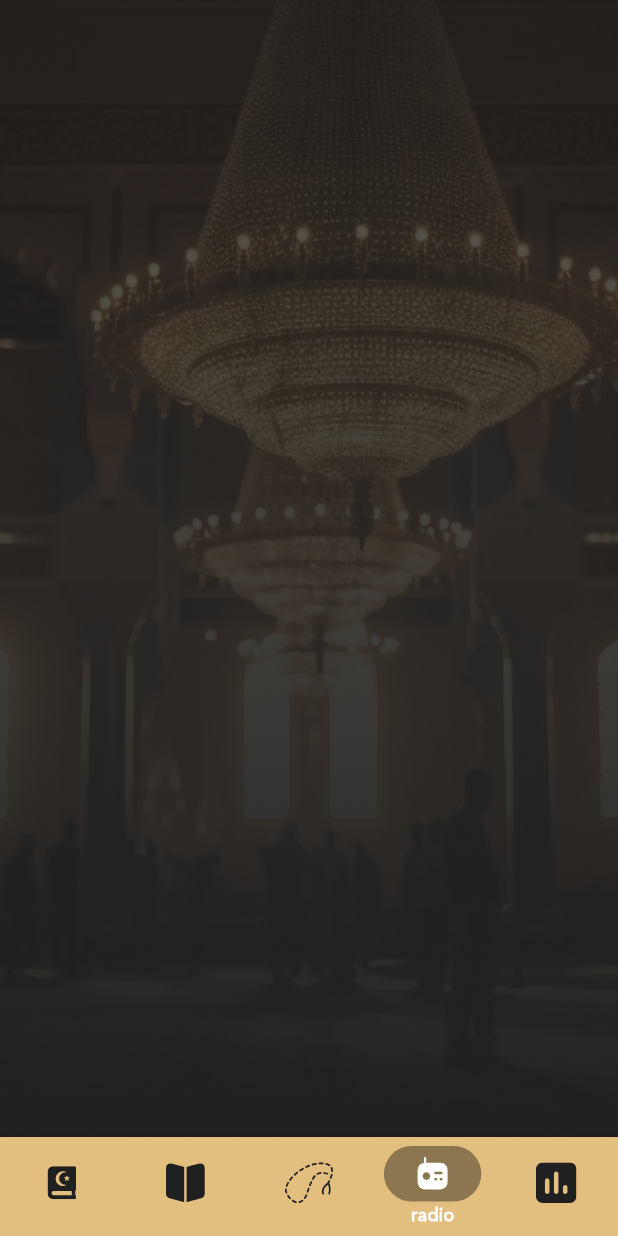
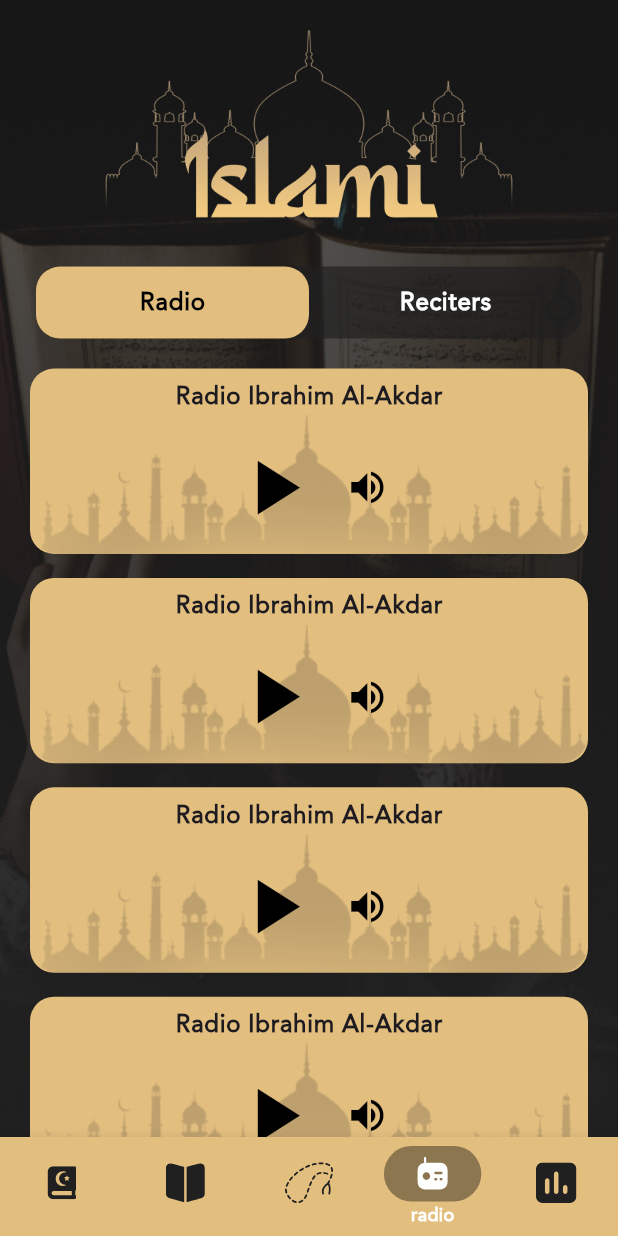
Before and after one commit to mazenAhmed999/Islami-App, a Flutter app: the Layoutview screen opened by its route, item 4 of the bottom bar chosen, on a phone screen of 412 x 824 dp. Run offline on Flutter 3.47's test engine with Material 3 defaults, Android fonts, the phone set to English and light mode, and no system bars; our stand-ins replace carousel_slider, flutter_bounceable, flutter_svg, introduction_screen, vector_graphics.

Commit message:
* finish radio ui

```diff
--- a/lib/QURAN/quran_details_veiw.dart
+++ b/lib/QURAN/quran_details_veiw.dart
@@ -84,7 +84,7 @@ class _QuranDetailsVeiwState extends State<QuranDetailsVeiw> {
 
   Future<void> _loadQuranText(String suraNumber) async {
     String quranText = await rootBundle.loadString(
-      "assets/files/Quran$suraNumber.txt",
+      "assets/files/Quran/$suraNumber.txt",
     );
     verses = quranText
         .split("\n")
--- a/lib/QURAN/quran_view.dart
+++ b/lib/QURAN/quran_view.dart
@@ -14,6 +14,7 @@ class QuranView extends StatefulWidget {
 }
 
 class _QuranViewState extends State<QuranView> {
+
   List<SuraData> suralist = [];
 
   List<String> arabicAuranSuras = [
@@ -406,6 +407,14 @@ class _QuranViewState extends State<QuranView> {
             Padding(
               padding: const EdgeInsetsGeometry.symmetric(horizontal: 20),
               child: TextField(
+                style: Theme
+                    .of(context)
+                    .textTheme
+                    .titleLarge
+                    ?.copyWith(color: Colors.white, fontFamily: 'Janna',),
+                textDirection: TextDirection.rtl,
+                textAlign: TextAlign.right,
+
                 decoration: InputDecoration(
                   enabledBorder: OutlineInputBorder(
                     borderSide: BorderSide(color: ColorPallete.primaryColor),
--- a/lib/core/gen/assets.gen.dart
+++ b/lib/core/gen/assets.gen.dart
@@ -112,6 +112,10 @@ class $AssetsImagesGen {
   AssetGenImage get hadithCardBackGround1 =>
       const AssetGenImage('assets/images/HadithCardBackGround 1.png');
 
+  /// File path: assets/images/Mask group.png
+  AssetGenImage get maskGroup =>
+      const AssetGenImage('assets/images/Mask group.png');
+
   /// File path: assets/images/SebhaBody 1.png
   AssetGenImage get sebhaBody1 =>
       const AssetGenImage('assets/images/SebhaBody 1.png');
@@ -156,6 +160,10 @@ class $AssetsImagesGen {
   AssetGenImage get radioBackground =>
       const AssetGenImage('assets/images/radio_background.png');
 
+  /// File path: assets/images/radio_line.png
+  AssetGenImage get radioLine =>
+      const AssetGenImage('assets/images/radio_line.png');
+
   /// File path: assets/images/sebha_alama.png
   AssetGenImage get sebhaAlama =>
       const AssetGenImage('assets/images/sebha_alama.png');
@@ -177,6 +185,7 @@ class $AssetsImagesGen {
     frame3,
     group28,
     hadithCardBackGround1,
+    maskGroup,
     sebhaBody1,
     splashScreen,
     hadethBackground,
@@ -188,6 +197,7 @@ class $AssetsImagesGen {
     imgRightCorner,
     quranBackground,
     radioBackground,
+    radioLine,
     sebhaAlama,
     sebhaBackground,
     timeBackground,
--- a/lib/core/theme/color_pallete.dart
+++ b/lib/core/theme/color_pallete.dart
@@ -4,4 +4,5 @@ abstract class ColorPallete {
   static const Color primaryColor = Color(0xffE2BE7F);
   static const Color colorFont = Color(0XFFFEFFE8);
   static const Color colorPage = Color(0XFF202020);
+  static const Color colorAppbar = Color(0xB3202020);
 }
--- a/lib/main.dart
+++ b/lib/main.dart
@@ -2,12 +2,12 @@ import 'package:flutter/material.dart';
 import 'package:islami/QURAN/quran_details_veiw.dart';
 import 'package:islami/QURAN/quran_view.dart';
 import 'package:islami/core/theme/theme_manager.dart';
-import 'package:islami/hadeth/widget/hadeth_card_widget.dart';
+// import 'package:islami/hadeth/widget/hadeth_card_widget.dart';
 import 'package:islami/layout/layoutview.dart';
 import 'package:islami/sebha/sebha_view.dart';
 
 import 'intruductin_model/introduction_screen.dart';
-import 'models/hadeth_data.dart';
+// import 'models/hadeth_data.dart';
 
 void main() {
   runApp(const MyApp());
@@ -31,16 +31,16 @@ class MyApp extends StatelessWidget {
         QuranDetailsVeiw.routName: (context) => QuranDetailsVeiw(),
         SebhaView.rotName: (context) => SebhaView(),
       },
-      onGenerateRoute: (settings) {
-        if (settings.name == HadethCardWidget.routName) {
-          final hadethData = settings.arguments as HadethData;
-
-          return MaterialPageRoute(
-            builder: (context) => HadethCardWidget(hadethData: hadethData),
-          );
-        }
-        return null;
-      },
+      // onGenerateRoute: (settings) {
+      //   if (settings.name == HadethCardWidget.routName) {
+      //     final hadethData = settings.arguments as HadethData;
+      //
+      //     return MaterialPageRoute(
+      //       builder: (context) => HadethCardWidget(hadethData: hadethData),
+      //     );
+      //   }
+      //   return null;
+      // },
     );
   }
 }
--- a/lib/radio/radio_view.dart
+++ b/lib/radio/radio_view.dart
@@ -1,4 +1,6 @@
-import 'package:flutter/widgets.dart';
+import 'package:flutter/material.dart';
+import 'package:islami/core/theme/color_pallete.dart';
+import 'package:islami/radio/widget/radio_card.dart';
 
 import '../core/gen/assets.gen.dart';
 
@@ -7,12 +9,81 @@ class RadioView extends StatelessWidget {
 
   @override
   Widget build(BuildContext context) {
+    var size = MediaQuery.of(context).size;
     return Container(
       decoration: BoxDecoration(
         image: DecorationImage(
-          image: Assets.images.timeBackground.provider(),
+          image: Assets.images.radioBackground.provider(),
           fit: BoxFit.cover,
         ),
+      ),
+      child: Column(
+        // spacing: 5,
+        children: [
+          Padding(
+            padding: const EdgeInsets.symmetric(horizontal: 60.0, vertical: 20),
+            child: Assets.images.imgHeader.image(),
+          ),
+          DefaultTabController(
+            length: 2,
+            child: Expanded(
+              child: Column(
+                children: [
+                  Padding(
+                    padding: const EdgeInsets.symmetric(horizontal: 24.0),
+                    child: Container(
+                      decoration: BoxDecoration(
+                        borderRadius: BorderRadius.circular(16),
+                        color: ColorPallete.colorAppbar,
+                      ),
+                      child: TabBar(
+                        labelStyle: Theme.of(context).textTheme.bodyLarge,
+                        indicatorSize: TabBarIndicatorSize.tab,
+                        indicator: BoxDecoration(
+                          color: ColorPallete.primaryColor,
+                          borderRadius: BorderRadius.circular(16),
+                        ),
+                        dividerColor: Colors.transparent,
+                        labelColor: Colors.black,
+                        unselectedLabelColor: Colors.white,
+                        tabs: [
+                          Tab(text: "Radio"),
+                          Tab(text: "Reciters"),
+                        ],
+                      ),
+                    ),
+                  ),
+                  Expanded(
+                    child: TabBarView(
+                      children: [
+                        Padding(
+                          padding: const EdgeInsets.symmetric(horizontal: 20.0),
+                          child: ListView.separated(
+                            padding: const EdgeInsets.fromLTRB(0, 20, 0, 20),
+                            separatorBuilder: (context, index) =>
+                                const SizedBox(height: 16),
+                            itemBuilder: (context, index) => RadioCard(),
+                            itemCount: 4,
+                          ),
+                        ),
+                        Padding(
+                          padding: const EdgeInsets.symmetric(horizontal: 20.0),
+                          child: ListView.separated(
+                            padding: const EdgeInsets.fromLTRB(0, 20, 0, 20),
+                            separatorBuilder: (context, index) =>
+                                const SizedBox(height: 16),
+                            itemBuilder: (context, index) => RadioCard(),
+                            itemCount: 3,
+                          ),
+                        ),
+                      ],
+                    ),
+                  ),
+                ],
+              ),
+            ),
+          ),
+        ],
       ),
     );
   }
--- /dev/null
+++ b/lib/radio/widget/radio_card.dart
@@ -0,0 +1,71 @@
+import 'package:flutter/material.dart';
+
+import '../../core/gen/assets.gen.dart';
+import '../../core/theme/color_pallete.dart';
+
+class RadioCard extends StatefulWidget {
+  const RadioCard({super.key});
+
+  @override
+  State<RadioCard> createState() => _RadioCardState();
+}
+
+class _RadioCardState extends State<RadioCard> {
+  bool isPlay = false;
+  bool isMute = false;
+
+  @override
+  Widget build(BuildContext context) {
+    var size = MediaQuery.of(context).size;
+    return Container(
+      width: size.width * 0.9,
+      height: size.height * 0.15,
+      decoration: BoxDecoration(
+        borderRadius: BorderRadius.circular(16),
+        color: ColorPallete.primaryColor,
+        image: DecorationImage(
+          alignment: Alignment.bottomCenter,
+          image: isPlay
+              ? Assets.images.radioLine.provider()
+              : Assets.images.maskGroup.provider(),
+        ),
+      ),
+      child: Column(
+        mainAxisAlignment: MainAxisAlignment.spaceAround,
+        children: [
+          Text(
+            "Radio Ibrahim Al-Akdar",
+            style: Theme.of(context).textTheme.bodyLarge,
+          ),
+          Row(
+            mainAxisAlignment: MainAxisAlignment.center,
+            children: [
+              IconButton(
+                onPressed: () {
+                  isPlay = !isPlay;
+                  setState(() {});
+                },
+                icon: Icon(
+                  isPlay ? Icons.pause : Icons.play_arrow,
+                  size: size.width * 0.15,
+                  color: Colors.black,
+                ),
+              ),
+              IconButton(
+                onPressed: () {
+                  isMute = !isMute;
+                  setState(() {});
+                },
+                icon: Icon(
+                  isMute ? Icons.volume_off : Icons.volume_up,
+                  size: size.width * 0.07,
+                  color: Colors.black,
+                ),
+              ),
+            ],
+          ),
+        ],
+      ),
+    );
+  }
+}
```
Also changed, not shown: assets/images/Mask group.png (added), assets/images/radio_line.png (added).
